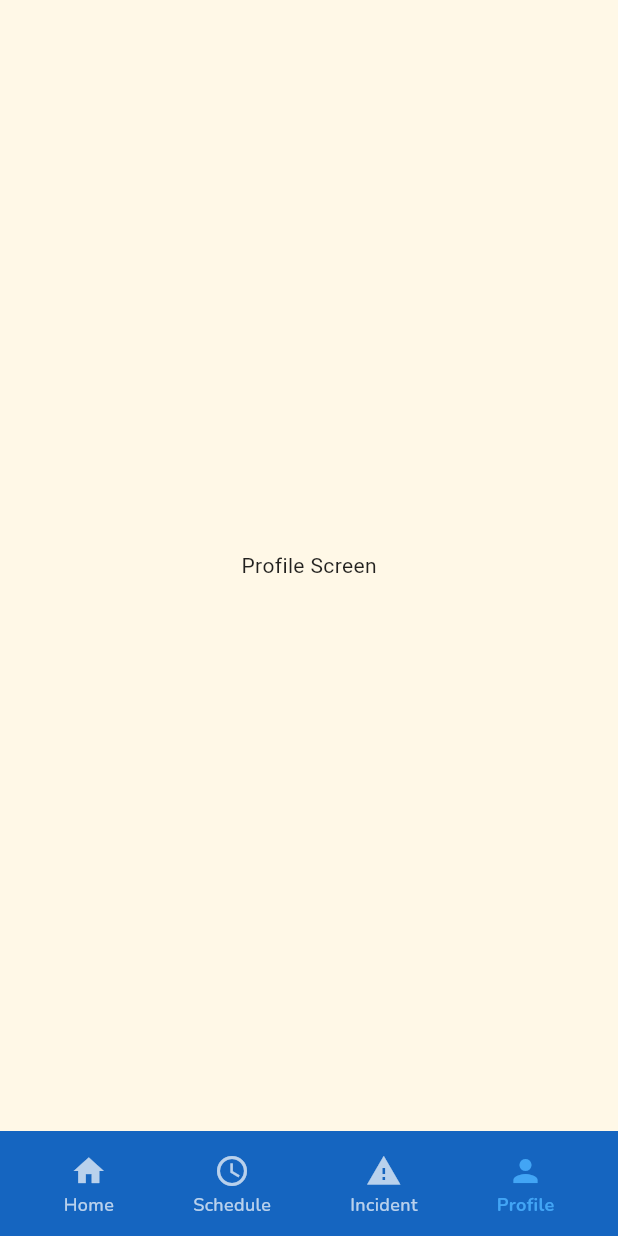
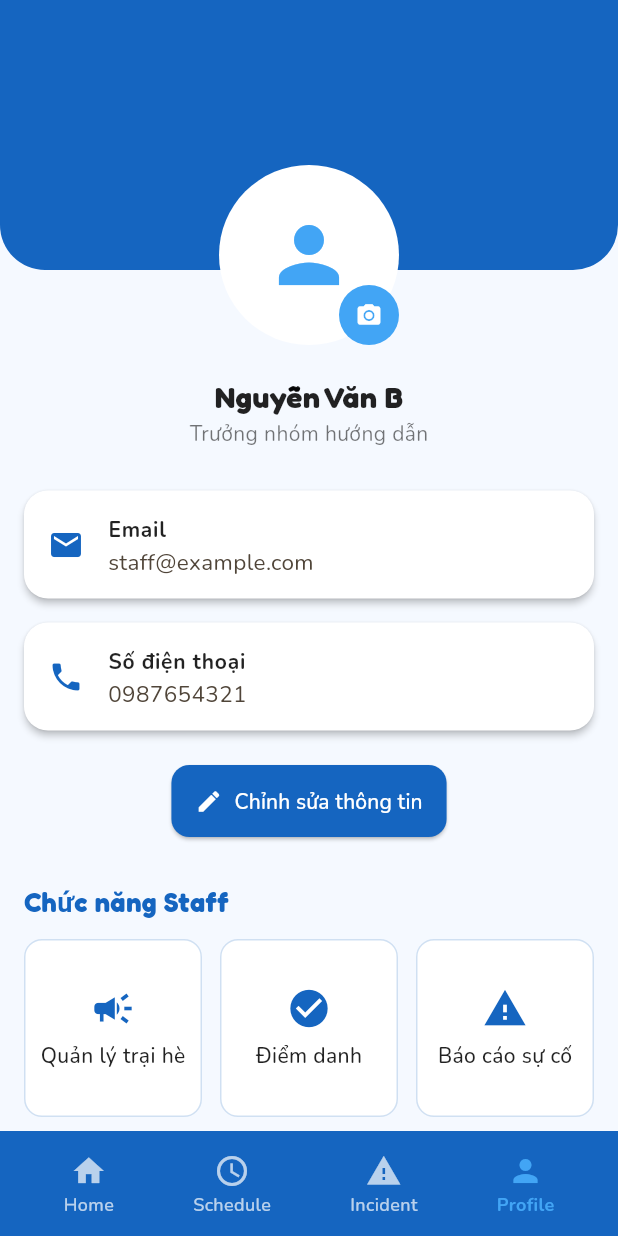
Before and after one commit to Darkvolcano/SummerCamp_Mobile, a Flutter app: the StaffHome screen opened by its route, item 4 of the bottom bar chosen, on a phone screen of 412 x 824 dp. Run offline on Flutter 3.47's test engine with Material 3 defaults, Android fonts, the phone set to English and light mode, and no system bars; our stand-ins replace dio, file_picker, image_picker, permission_handler, shared_preferences, socket_io_client and 1 more; accounts and stored records are empty; network calls fail.

```diff
--- a/lib/core/config/app_routes.dart
+++ b/lib/core/config/app_routes.dart
@@ -9,6 +9,7 @@ import 'package:summercamp/features/camp/presentation/screens/attendance_screen.
 import 'package:summercamp/features/camp/presentation/screens/camp_detail_screen.dart';
 import 'package:summercamp/features/camp/presentation/screens/camp_schedule_screen.dart';
 import 'package:summercamp/features/camp/presentation/screens/camp_schedulle_detail_screen.dart';
+import 'package:summercamp/features/camp/presentation/screens/upload_photo_screen.dart';
 import 'package:summercamp/features/camper/domain/entities/camper.dart';
 import 'package:summercamp/features/camper/presentation/screens/camper_create_screen.dart';
 import 'package:summercamp/features/camper/presentation/screens/camper_detail_screen.dart';
@@ -55,6 +56,7 @@ class AppRoutes {
   static const String profile = '/profile';
   static const String campList = '/camp-list';
   static const String registrationList = '/registration-list';
+  static const String uploadPhoto = '/upload-photo';
   static const String album = '/album'; // hiện tại chưa có
 
   // Generate route
@@ -134,6 +136,10 @@ class AppRoutes {
       case camperList:
         return MaterialPageRoute(builder: (_) => CamperListScreen());
 
+      case uploadPhoto:
+        final camp = settings.arguments as Camp;
+        return MaterialPageRoute(builder: (_) => UploadPhotoScreen(camp: camp));
+
       case camperDetail:
         final camper = settings.arguments as Camper;
         return MaterialPageRoute(
--- a/lib/features/home/presentation/screens/home_staff.dart
+++ b/lib/features/home/presentation/screens/home_staff.dart
@@ -2,6 +2,7 @@ import 'package:flutter/material.dart';
 import 'package:summercamp/core/widgets/custom_bottom_nav_bar_staff.dart';
 import 'package:summercamp/features/camp/presentation/screens/camp_schedule_screen.dart';
 import 'package:summercamp/features/home/presentation/widgets/schedule_calendar.dart';
+import 'package:summercamp/features/profile/presentation/screens/profile_staff_screen.dart';
 import 'package:summercamp/features/report/presentation/screens/report_list_screen.dart';
 import '../../../../core/config/staff_theme.dart';
 
@@ -19,7 +20,7 @@ class _StaffHomeState extends State<StaffHome> {
     const StaffHomeContent(),
     const CampScheduleScreen(),
     const ReportListScreen(),
-    Center(child: Text("Profile Screen")),
+    const StaffProfileScreen(),
   ];
 
   void _onItemTapped(int index) {
--- /dev/null
+++ b/lib/features/profile/presentation/screens/profile_staff_screen.dart
@@ -0,0 +1,325 @@
+import 'dart:io';
+import 'package:flutter/material.dart';
+import 'package:image_picker/image_picker.dart';
+import 'package:summercamp/core/config/staff_theme.dart';
+
+class StaffProfileScreen extends StatefulWidget {
+  const StaffProfileScreen({super.key});
+
+  @override
+  State<StaffProfileScreen> createState() => _StaffProfileScreenState();
+}
+
+class _StaffProfileScreenState extends State<StaffProfileScreen> {
+  File? _profileImage;
+
+  String staffName = "Nguyễn Văn B";
+  String staffEmail = "staff@example.com";
+  String staffPhone = "0987654321";
+  String staffPosition = "Trưởng nhóm hướng dẫn";
+
+  Future<void> _pickImage() async {
+    final picker = ImagePicker();
+    final picked = await picker.pickImage(source: ImageSource.gallery);
+    if (picked != null) {
+      setState(() => _profileImage = File(picked.path));
+    }
+  }
+
+  void _editProfile() {
+    showDialog(
+      context: context,
+      builder: (context) {
+        final nameController = TextEditingController(text: staffName);
+        final emailController = TextEditingController(text: staffEmail);
+        final phoneController = TextEditingController(text: staffPhone);
+        final positionController = TextEditingController(text: staffPosition);
+
+        return AlertDialog(
+          title: const Text(
+            "Chỉnh sửa thông tin",
+            style: TextStyle(
+              fontFamily: "Fredoka",
+              fontWeight: FontWeight.bold,
+              color: StaffTheme.staffPrimary,
+            ),
+          ),
+          content: SingleChildScrollView(
+            child: Column(
+              children: [
+                TextField(
+                  controller: nameController,
+                  decoration: const InputDecoration(labelText: "Họ và tên"),
+                ),
+                TextField(
+                  controller: emailController,
+                  decoration: const InputDecoration(labelText: "Email"),
+                ),
+                TextField(
+                  controller: phoneController,
+                  decoration: const InputDecoration(labelText: "Số điện thoại"),
+                ),
+                TextField(
+                  controller: positionController,
+                  decoration: const InputDecoration(labelText: "Chức vụ"),
+                ),
+              ],
+            ),
+          ),
+          actions: [
+            TextButton(
+              onPressed: () => Navigator.pop(context),
+              child: const Text("Hủy"),
+            ),
+            ElevatedButton(
+              style: ElevatedButton.styleFrom(
+                backgroundColor: StaffTheme.staffPrimary,
+              ),
+              onPressed: () {
+                setState(() {
+                  staffName = nameController.text;
+                  staffEmail = emailController.text;
+                  staffPhone = phoneController.text;
+                  staffPosition = positionController.text;
+                });
+                Navigator.pop(context);
+              },
+              child: const Text("Lưu"),
+            ),
+          ],
+        );
+      },
+    );
+  }
+
+  Widget _buildInfoCard(String title, String value, IconData icon) {
+    return Card(
+      elevation: 2,
+      margin: const EdgeInsets.symmetric(vertical: 8),
+      child: ListTile(
+        leading: Icon(icon, color: StaffTheme.staffPrimary),
+        title: Text(
+          title,
+          style: const TextStyle(
+            fontFamily: "Nunito",
+            fontWeight: FontWeight.bold,
+            fontSize: 14,
+          ),
+        ),
+        subtitle: Text(
+          value,
+          style: const TextStyle(fontFamily: "Nunito", fontSize: 15),
+        ),
+      ),
+    );
+  }
+
+  Widget _buildStaffMenu(String label, IconData icon, VoidCallback onTap) {
+    return InkWell(
+      onTap: onTap,
+      borderRadius: BorderRadius.circular(12),
+      child: Container(
+        decoration: BoxDecoration(
+          color: Colors.white,
+          border: Border.all(color: StaffTheme.staffPrimary.withOpacity(0.2)),
+          borderRadius: BorderRadius.circular(12),
+        ),
+        child: Column(
+          mainAxisAlignment: MainAxisAlignment.center,
+          children: [
+            Icon(icon, color: StaffTheme.staffPrimary, size: 30),
+            const SizedBox(height: 6),
+            Text(
+              label,
+              style: const TextStyle(
+                fontFamily: "Nunito",
+                fontSize: 14,
+                fontWeight: FontWeight.w500,
+              ),
+            ),
+          ],
+        ),
+      ),
+    );
+  }
+
+  @override
+  Widget build(BuildContext context) {
+    return Scaffold(
+      backgroundColor: StaffTheme.staffBackground,
+      body: SingleChildScrollView(
+        child: Column(
+          children: [
+            Stack(
+              clipBehavior: Clip.none,
+              children: [
+                Container(
+                  height: 180,
+                  decoration: BoxDecoration(
+                    color: StaffTheme.staffPrimary,
+                    borderRadius: const BorderRadius.only(
+                      bottomLeft: Radius.circular(30),
+                      bottomRight: Radius.circular(30),
+                    ),
+                  ),
+                ),
+                Positioned(
+                  bottom: -50,
+                  left: MediaQuery.of(context).size.width / 2 - 60,
+                  child: Stack(
+                    children: [
+                      CircleAvatar(
+                        radius: 60,
+                        backgroundColor: Colors.white,
+                        backgroundImage: _profileImage != null
+                            ? FileImage(_profileImage!)
+                            : null,
+                        child: _profileImage == null
+                            ? const Icon(
+                                Icons.person,
+                                size: 60,
+                                color: StaffTheme.staffAccent,
+                              )
+                            : null,
+                      ),
+                      Positioned(
+                        bottom: 0,
+                        right: 0,
+                        child: InkWell(
+                          onTap: _pickImage,
+                          child: const CircleAvatar(
+                            backgroundColor: StaffTheme.staffAccent,
+                            radius: 20,
+                            child: Icon(
+                              Icons.camera_alt,
+                              color: Colors.white,
+                              size: 18,
+                            ),
+                          ),
+                        ),
+                      ),
+                    ],
+                  ),
+                ),
+              ],
+            ),
+
+            const SizedBox(height: 70),
+
+            Text(
+              staffName,
+              style: const TextStyle(
+                fontFamily: "Fredoka",
+                fontSize: 20,
+                fontWeight: FontWeight.bold,
+              ),
+            ),
+            Text(
+              staffPosition,
+              style: const TextStyle(
+                fontFamily: "Nunito",
+                fontSize: 14,
+                color: Colors.black54,
+              ),
+            ),
+
+            const SizedBox(height: 20),
+
+            Padding(
+              padding: const EdgeInsets.symmetric(horizontal: 16),
+              child: Column(
+                children: [
+                  _buildInfoCard("Email", staffEmail, Icons.email),
+                  _buildInfoCard("Số điện thoại", staffPhone, Icons.phone),
+                ],
+              ),
+            ),
+
+            const SizedBox(height: 15),
+
+            ElevatedButton.icon(
+              onPressed: _editProfile,
+              style: ElevatedButton.styleFrom(
+                backgroundColor: StaffTheme.staffPrimary,
+                foregroundColor: Colors.white,
+                shape: RoundedRectangleBorder(
+                  borderRadius: BorderRadius.circular(12),
+                ),
+              ),
+              icon: const Icon(Icons.edit),
+              label: const Text(
+                "Chỉnh sửa thông tin",
+                style: TextStyle(fontFamily: "Nunito"),
+              ),
+            ),
+
+            const SizedBox(height: 30),
+
+            Padding(
+              padding: const EdgeInsets.symmetric(horizontal: 16),
+              child: Column(
+                crossAxisAlignment: CrossAxisAlignment.start,
+                children: [
+                  const Text(
+                    "Chức năng Staff",
+                    style: TextStyle(
+                      fontFamily: "Fredoka",
+                      fontSize: 18,
+                      fontWeight: FontWeight.bold,
+                      color: StaffTheme.staffPrimary,
+                    ),
+                  ),
+                  const SizedBox(height: 12),
+                  GridView.count(
+                    shrinkWrap: true,
+                    physics: const NeverScrollableScrollPhysics(),
+                    crossAxisCount: 3,
+                    mainAxisSpacing: 12,
+                    crossAxisSpacing: 12,
+                    childAspectRatio: 1,
+                    children: [
+                      _buildStaffMenu("Quản lý trại hè", Icons.campaign, () {}),
+                      _buildStaffMenu("Điểm danh", Icons.check_circle, () {}),
+                      _buildStaffMenu(
+                        "Báo cáo sự cố",
+                        Icons.report_problem,
+                        () {},
+                      ),
+                      _buildStaffMenu("Quản lý camper", Icons.group, () {}),
+                      _buildStaffMenu("Thống kê", Icons.bar_chart, () {}),
+                      _buildStaffMenu("Tin nhắn", Icons.message, () {}),
+                    ],
+                  ),
+                ],
+              ),
+            ),
+
+            const SizedBox(height: 30),
+
+            Padding(
+              padding: const EdgeInsets.symmetric(horizontal: 16),
+              child: ElevatedButton.icon(
+                style: ElevatedButton.styleFrom(
+                  backgroundColor: Colors.redAccent,
+                  foregroundColor: Colors.white,
+                  minimumSize: const Size(double.infinity, 50),
+                  shape: RoundedRectangleBorder(
+                    borderRadius: BorderRadius.circular(12),
+                  ),
+                ),
+                onPressed: () {},
+                icon: const Icon(Icons.logout),
+                label: const Text(
+                  "Đăng xuất",
+                  style: TextStyle(fontFamily: "Nunito", fontSize: 16),
+                ),
+              ),
+            ),
+
+            const SizedBox(height: 40),
+          ],
+        ),
+      ),
+    );
+  }
+}
--- a/lib/main.dart
+++ b/lib/main.dart
@@ -144,7 +144,7 @@ class SummerCampApp extends StatelessWidget {
       theme: AppTheme.lightTheme,
       darkTheme: AppTheme.darkTheme,
       debugShowCheckedModeBanner: false,
-      initialRoute: AppRoutes.staffHome,
+      initialRoute: AppRoutes.home,
       onGenerateRoute: AppRoutes.generateRoute,
     );
   }
--- a/pubspec.yaml
+++ b/pubspec.yaml
@@ -43,6 +43,8 @@ dependencies:
   url_launcher: ^6.3.1 # Mở đường dẫn web trong app
   image_picker: ^1.1.2 # Chọn ảnh từ máy
   table_calendar: ^3.0.8 # Show calendar
+  file_picker: ^8.0.3 # Chọn nhiều ảnh từ máy điện thoại
+  permission_handler: ^11.0.1
 
 dev_dependencies:
   flutter_test:
```
Also changed, not shown: lib/features/camp/presentation/screens/camp_schedulle_detail_screen.dart (+30 -2 lines), lib/features/camp/presentation/screens/upload_photo_screen.dart (added, +183 -0 lines), 4 other files.
